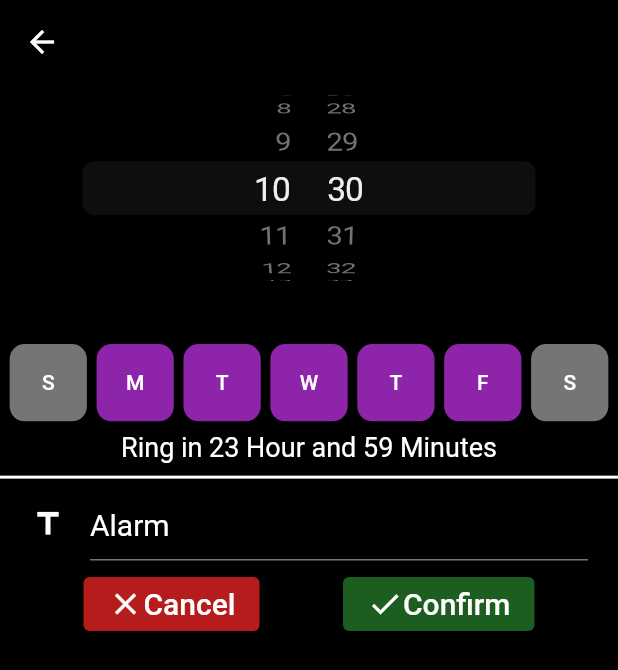
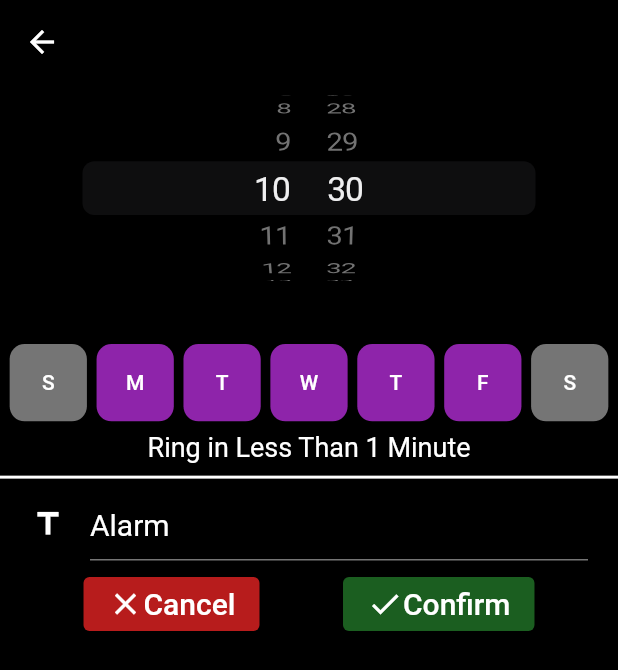
Before and after one commit to Fergus-Lai/flutter-daily, a Flutter app: the screen it shows once a user with an empty profile is signed in, item 2 of the bottom bar chosen, after a tap on the "add" icon, on a phone screen of 412 x 824 dp. Shown: the top 670 px of the screen. Run offline on Flutter 3.47's test engine with Material 2 defaults, Android fonts, the light colour scheme and no system bars; our stand-ins replace cloud_firestore, firebase_auth, firebase_core, flutter_local_notifications, flutter_slidable, timezone; accounts and stored records are empty; network calls fail.

Commit message:
Alarm Notification Added

```diff
--- a/lib/alarm/alarm_home.dart
+++ b/lib/alarm/alarm_home.dart
@@ -37,25 +37,35 @@ class _AlarmHomeState extends State<AlarmHome> {
     return alarmList;
   }
 
+  int getDefaultId(List<AlarmItem>? alarmList) {
+    List<AlarmItem>? tmp = alarmList;
+    if (tmp != null && tmp.isNotEmpty) {
+      tmp.sort((a, b) => a.id.compareTo(b.id));
+      return tmp.last.id + 1;
+    } else {
+      return 0;
+    }
+  }
+
   // On Press Handler For Add Button
-  void addHandler() {
+  void addHandler(int id) {
     Navigator.push(
         // Navigate To AlarmChange Page
         context,
         MaterialPageRoute(
           builder: (context) => AlarmChange(
-            passedAlarm: AlarmItem(),
+            passedAlarm: AlarmItem(id: id),
           ),
         ));
   }
 
   // On Press Handler For Disable Button
-  void changeStateHandler(String id, bool state) {
+  void changeStateHandler(int id, bool state) {
     FirebaseFirestore.instance
         .collection('users')
         .doc(FirebaseAuth.instance.currentUser!.uid)
         .collection('alarm')
-        .doc(id)
+        .doc(id.toString())
         .update({"activate": state ? "0" : "1"});
   }
 
@@ -72,12 +82,12 @@ class _AlarmHomeState extends State<AlarmHome> {
   }
 
   // On Press Handler For Delete Button
-  void deleteHandler(String id) {
+  void deleteHandler(int id) {
     FirebaseFirestore.instance
         .collection('users')
         .doc(FirebaseAuth.instance.currentUser!.uid)
         .collection('alarm')
-        .doc(id)
+        .doc(id.toString())
         .delete();
   }
 
@@ -93,7 +103,6 @@ class _AlarmHomeState extends State<AlarmHome> {
         stream: getAlarmList(),
         builder: (context, AsyncSnapshot<List<AlarmItem>> alarmList) {
           if (alarmList.connectionState != ConnectionState.active) {
-            print(alarmList.connectionState);
             return Scaffold(
               appBar: AppBar(
                 backgroundColor: backgroundColor,
@@ -107,10 +116,9 @@ class _AlarmHomeState extends State<AlarmHome> {
               ),
             );
           } else {
-            return Scaffold(
-              appBar: AppBar(
-                backgroundColor: backgroundColor,
-              ),
+            return WillPopScope(
+                onWillPop: () async => false,
+                child: Scaffold(
                   backgroundColor: backgroundColor,
                   // Create ListView Of All The Item In Alarm List
                   body: ListView.builder(
@@ -170,7 +178,8 @@ class _AlarmHomeState extends State<AlarmHome> {
                                   caption: 'Edit',
                                   color: editColor,
                                   icon: Icons.edit,
-                              onTap: () => editHandler(alarmList.data![index]),
+                                  onTap: () =>
+                                      editHandler(alarmList.data![index]),
                                 ),
                                 // Delete Button
                                 IconSlideAction(
@@ -190,11 +199,11 @@ class _AlarmHomeState extends State<AlarmHome> {
 
                   // Add Button
                   floatingActionButton: FloatingActionButton(
-                onPressed: () => addHandler(),
+                    onPressed: () => addHandler(getDefaultId(alarmList.data)),
                     child: Icon(Icons.add),
                     backgroundColor: activeButtonColor,
                   ),
-            );
+                ));
           }
         });
   }
--- a/lib/alarm/alarm_item.dart
+++ b/lib/alarm/alarm_item.dart
@@ -1,28 +1,23 @@
 import 'package:intl/intl.dart';
-import 'package:uuid/uuid.dart';
 
 // Declaring DateFormatter With intl for dateformatting
 final DateFormat dateFormatter = DateFormat('HH:mm');
-// Declaring Uuid With Uuid For ID generation
-var uuid = Uuid();
 
 // Class For Storing Each Alarm
 class AlarmItem {
-  String id;
+  int id;
   String title;
   String time;
   List<bool> dowState;
   bool activate;
   AlarmItem(
-      {String? id,
+      {required this.id,
       this.title = 'Alarm',
       List<bool>? dowState,
       this.activate = true,
       String time = ""})
-      // If id is null, set id to uuid.v1()
-      : id = id ?? uuid.v1(),
-        // if dowState is null set dowState to a default list
-        dowState = dowState ?? [false, true, true, true, true, true, false],
+      // if dowState is null set dowState to a default list
+      : dowState = dowState ?? [false, true, true, true, true, true, false],
         // if time is empty set the current time to the time variable with formatter
         time = time == "" ? dateFormatter.format(DateTime.now()) : time;
 
@@ -58,11 +53,11 @@ class AlarmItem {
     int i = now.weekday;
     // Do While Loop For Checking The Closest Weekday Which The dowState Is True
     do {
-      i++;
       if (dowState[i % 7]) {
         tmp = tmp.add(Duration(days: (i - now.weekday)));
         return tmp.difference(now).inMinutes;
       }
+      i++;
     } while (i % 7 != now.weekday % 7);
     // The Time of tmp Is Faster Than now
     if ((tmp.hour >= now.hour) && (tmp.minute >= now.minute)) {
--- a/lib/home/home.dart
+++ b/lib/home/home.dart
@@ -1,6 +1,5 @@
 import 'dart:async';
 import 'package:intl/intl.dart';
-
 import 'package:flutter/material.dart';
 
 import 'package:android_daily/style.dart';
--- a/lib/main.dart
+++ b/lib/main.dart
@@ -1,16 +1,20 @@
 import 'package:android_daily/auth/sign_in.dart';
 import 'package:android_daily/nav.dart';
 
+import 'package:cloud_firestore/cloud_firestore.dart';
+import 'package:timezone/data/latest.dart' as tz;
 import 'package:firebase_core/firebase_core.dart';
 import 'package:firebase_auth/firebase_auth.dart';
 
 import 'package:flutter/cupertino.dart';
 import 'package:flutter/material.dart';
+import 'package:flutter_local_notifications/flutter_local_notifications.dart';
 
 Future<void> main() async {
   WidgetsFlutterBinding.ensureInitialized();
   // Initialize Firebase App
   await Firebase.initializeApp();
+  tz.initializeTimeZones();
   runApp(MyApp());
 }
 
@@ -26,6 +30,8 @@ class MyApp extends StatefulWidget {
 }
 
 class _MyAppState extends State<MyApp> {
+  FlutterLocalNotificationsPlugin flutterLocalNotificationsPlugin =
+      FlutterLocalNotificationsPlugin();
   // Initialize Widget App Used For Home
   Widget app = auth.currentUser == null ? SignIn() : Nav();
 
@@ -44,6 +50,51 @@ class _MyAppState extends State<MyApp> {
     });
   }
 
+  @override
+  void initState() {
+    super.initState();
+    // Initialize flutter_local_notification
+    final AndroidInitializationSettings initializationSettingsAndroid =
+        AndroidInitializationSettings('app_icon');
+
+    final IOSInitializationSettings initializationSettingsIOS =
+        IOSInitializationSettings(
+      requestSoundPermission: false,
+      requestBadgePermission: false,
+      requestAlertPermission: false,
+      onDidReceiveLocalNotification:
+          (int id, String? title, String? body, String? payload) async {},
+    );
+
+    final InitializationSettings initializationSettings =
+        InitializationSettings(
+            android: initializationSettingsAndroid,
+            iOS: initializationSettingsIOS,
+            macOS: null);
+
+    flutterLocalNotificationsPlugin
+        .resolvePlatformSpecificImplementation<
+            IOSFlutterLocalNotificationsPlugin>()
+        ?.requestPermissions(
+          alert: true,
+          badge: true,
+          sound: true,
+        );
+    flutterLocalNotificationsPlugin.initialize(initializationSettings,
+        onSelectNotification: selectNotification);
+  }
+
+  Future<void> selectNotification(String? payload) async {
+    if (payload != null) {
+      await FirebaseFirestore.instance
+          .collection("users")
+          .doc(FirebaseAuth.instance.currentUser!.uid)
+          .collection('alarm')
+          .doc(payload)
+          .update({"activate": "0"});
+    }
+  }
+
   // Building The App
   @override
   Widget build(BuildContext context) {
--- a/pubspec.yaml
+++ b/pubspec.yaml
@@ -38,6 +38,9 @@ dependencies:
 
   # Adds uuid for id generation to application
   uuid: ^3.0.4
+
+  # Adds flutter_local_notification for notification to application
+  flutter_local_notifications: ^6.0.0
 
   # Adds flutter_slidable to application
   flutter_slidable: ^0.6.0
```
Also changed, not shown: lib/alarm/alarm_change.dart (+59 -2 lines), pubspec.lock, 3 other files. Lines whose indentation alone changed are shown as unchanged.
